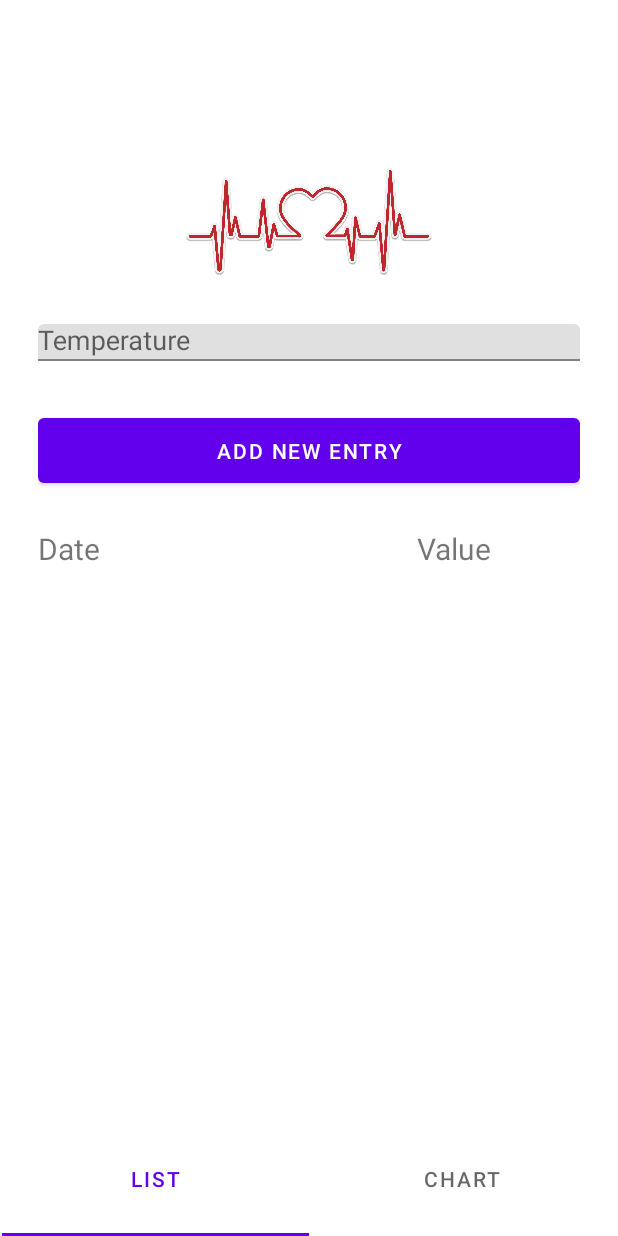
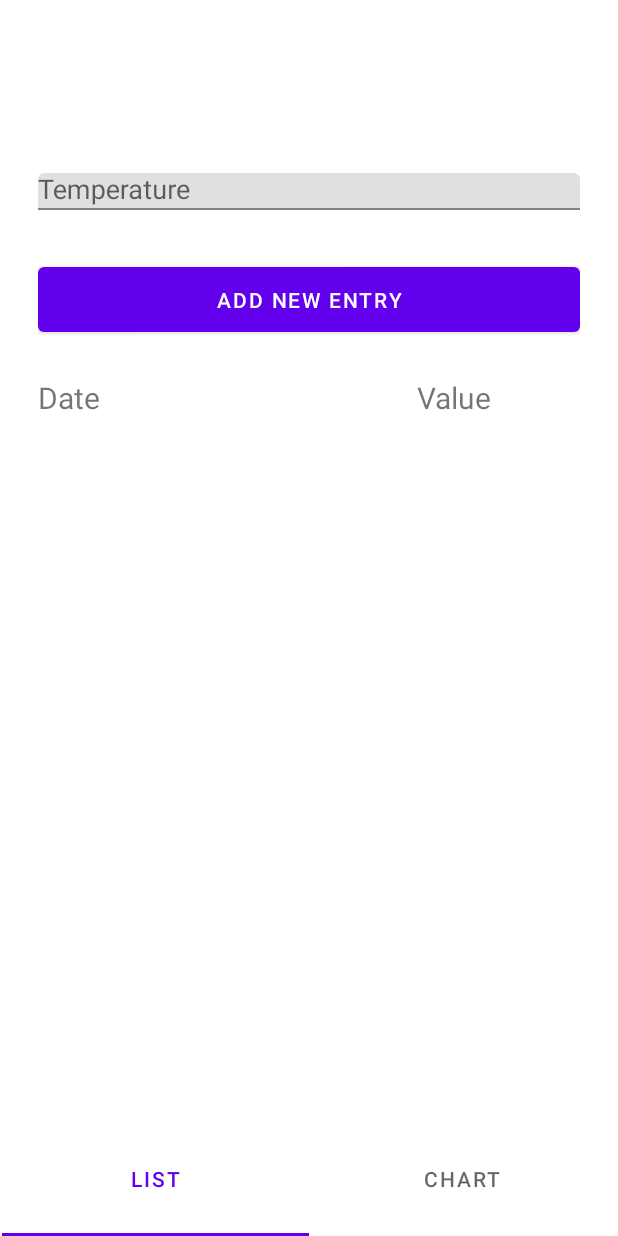
Before and after one commit to r0somak/HealthTracker, an Android app: the screen it shows after launch once a user with an empty profile is signed in (TemperatureActivity), after a tap on "TEMPERATURE", on a phone screen of 412 x 824 dp. Run offline under Robolectric (Android 15) with nearby library versions, the phone set to English and light mode, and no system bars; our stand-ins replace Firebase (no records; nobody signed in at launch, a user with empty details on screens opened directly).

Commit message:
Zmiana wyglądu fragmentu z listą temperatur, dodanie możliwości zmiany nazwy użytkownika

```diff
--- a/app/src/main/AndroidManifest.xml
+++ b/app/src/main/AndroidManifest.xml
@@ -11,7 +11,7 @@
         android:roundIcon="@mipmap/ic_launcher_round"
         android:supportsRtl="true"
         android:theme="@style/Theme.HealthTracker">
-        <activity android:name=".CalendarActivity"></activity>
+        <activity android:name=".UserSettingsActivity"></activity>
         <activity android:name=".HeartActivity" />
         <activity android:name=".TemperatureActivity" />
         <activity android:name=".SignUpActivity" />
--- a/app/src/main/java/com/example/healthtracker/MainActivity.java
+++ b/app/src/main/java/com/example/healthtracker/MainActivity.java
@@ -45,13 +45,19 @@ public class MainActivity extends AppCompatActivity {
 
         _calendarButton = (MaterialButton)findViewById(R.id.btn_calendar);
         _calendarButton.setOnClickListener(v -> {
-            startActivity(new Intent(this, CalendarActivity.class));
+            startActivity(new Intent(this, UserSettingsActivity.class));
         });
 
         _userDisplayName.setText("Hello " + getUserName() + "!");
     }
 
-//    @Override
+    @Override
+    protected void onResume() {
+        super.onResume();
+        _userDisplayName.setText("Hello " + getUserName() + "!");
+    }
+
+    //    @Override
 //    public void onStart() {
 //        super.onStart();
 //        // Check if user is signed in (non-null) and update UI accordingly.
--- a/app/src/main/res/layout/activity_main.xml
+++ b/app/src/main/res/layout/activity_main.xml
@@ -54,7 +54,7 @@
             android:layout_marginTop="24dp"
             android:layout_marginBottom="24dp"
             android:padding="12dp"
-            android:text="Calendar"/>
+            android:text="User settings"/>
 
         <com.google.android.material.button.MaterialButton
             android:id="@+id/btn_logout"
--- a/app/src/main/res/layout/fragment_temp_list.xml
+++ b/app/src/main/res/layout/fragment_temp_list.xml
@@ -8,27 +8,21 @@
     <LinearLayout
         android:orientation="vertical"
         android:layout_width="match_parent"
-        android:layout_height="wrap_content"
+        android:layout_height="match_parent"
         android:paddingTop="56dp"
         android:paddingLeft="24dp"
         android:paddingRight="24dp">
 
-        <ImageView android:src="@drawable/logo"
-            android:layout_width="wrap_content"
-            android:layout_height="72dp"
-            android:layout_marginBottom="24dp"
-            android:layout_gravity="center_horizontal" />
-
         <com.google.android.material.textfield.TextInputLayout
             android:layout_width="match_parent"
             android:layout_height="wrap_content"
-            android:layout_marginTop="8dp"
+            android:layout_marginTop="3dp"
             android:layout_marginBottom="8dp">
 
             <EditText
                 android:id="@+id/input_temp"
                 android:layout_width="match_parent"
-                android:layout_height="wrap_content"
+                android:layout_height="match_parent"
                 android:hint="Temperature"
                 android:inputType="numberDecimal" />
         </com.google.android.material.textfield.TextInputLayout>
@@ -44,7 +38,7 @@
 
         <LinearLayout
             android:layout_width="match_parent"
-            android:layout_height="match_parent"
+            android:layout_height="wrap_content"
             android:orientation="horizontal">
             <TextView
                 android:id="@+id/tempDateLabel"
@@ -65,7 +59,7 @@
 
         <androidx.recyclerview.widget.RecyclerView
             android:layout_width="match_parent"
-            android:layout_height="335dp"
+            android:layout_height="match_parent"
             android:id="@+id/temp_list" />
     </LinearLayout>
 
```
Also changed, not shown: app/src/main/java/com/example/healthtracker/CalendarActivity.java (deleted, +0 -14 lines), app/src/main/java/com/example/healthtracker/UserSettingsActivity.java (added, +60 -0 lines), app/src/main/res/layout/activity_calendar.xml (deleted, +0 -9 lines), app/src/main/res/layout/activity_user_settings.xml (added, +40 -0 lines).
